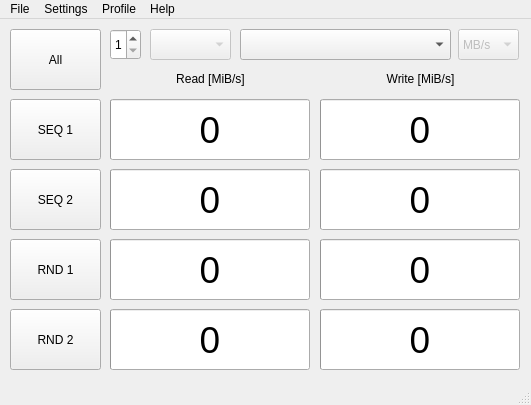
Qt form src/mainwindow.ui (JonMagon/KDiskMark) before a commit.
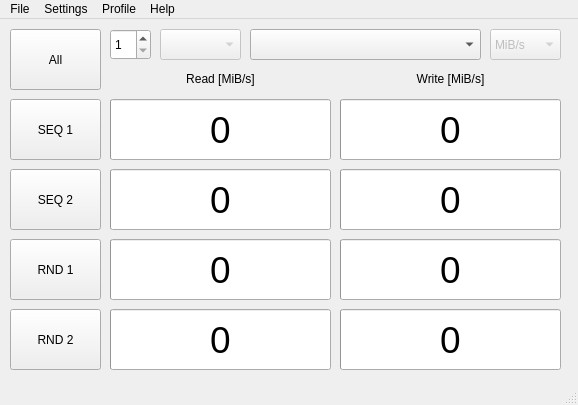
The same form after that commit.

What changed in the file:
```diff
--- a/src/mainwindow.ui
+++ b/src/mainwindow.ui
@@ -6,7 +6,7 @@
    <rect>
     <x>0</x>
     <y>0</y>
-    <width>531</width>
+    <width>578</width>
     <height>405</height>
    </rect>
   </property>
@@ -38,7 +38,7 @@
      <rect>
       <x>110</x>
       <y>10</y>
-      <width>31</width>
+      <width>41</width>
       <height>31</height>
      </rect>
     </property>
@@ -61,7 +61,7 @@
     </property>
     <property name="geometry">
      <rect>
-      <x>150</x>
+      <x>160</x>
       <y>10</y>
       <width>81</width>
       <height>31</height>
@@ -74,9 +74,9 @@
     </property>
     <property name="geometry">
      <rect>
-      <x>240</x>
+      <x>250</x>
       <y>10</y>
-      <width>211</width>
+      <width>231</width>
       <height>31</height>
      </rect>
     </property>
@@ -89,7 +89,7 @@
      <rect>
       <x>110</x>
       <y>80</y>
-      <width>200</width>
+      <width>221</width>
       <height>61</height>
      </rect>
     </property>
@@ -113,7 +113,7 @@
      <rect>
       <x>110</x>
       <y>50</y>
-      <width>201</width>
+      <width>221</width>
       <height>20</height>
      </rect>
     </property>
@@ -137,9 +137,9 @@
    <widget class="QProgressBar" name="writeBar_SEQ_1">
     <property name="geometry">
      <rect>
-      <x>320</x>
+      <x>340</x>
       <y>80</y>
-      <width>200</width>
+      <width>221</width>
       <height>61</height>
      </rect>
     </property>
@@ -161,9 +161,9 @@
    <widget class="QLabel" name="label_2">
     <property name="geometry">
      <rect>
-      <x>320</x>
+      <x>340</x>
       <y>50</y>
-      <width>201</width>
+      <width>221</width>
       <height>20</height>
      </rect>
     </property>
@@ -177,15 +177,15 @@
     </property>
     <property name="geometry">
      <rect>
-      <x>458</x>
+      <x>490</x>
       <y>10</y>
-      <width>61</width>
+      <width>71</width>
       <height>31</height>
      </rect>
     </property>
     <item>
      <property name="text">
-      <string>MB/s</string>
+      <string>MiB/s</string>
      </property>
     </item>
     <item>
@@ -209,7 +209,7 @@
      <rect>
       <x>110</x>
       <y>150</y>
-      <width>200</width>
+      <width>221</width>
       <height>61</height>
      </rect>
     </property>
@@ -231,9 +231,9 @@
    <widget class="QProgressBar" name="writeBar_SEQ_2">
     <property name="geometry">
      <rect>
-      <x>320</x>
+      <x>340</x>
       <y>150</y>
-      <width>200</width>
+      <width>221</width>
       <height>61</height>
      </rect>
     </property>
@@ -268,9 +268,9 @@
    <widget class="QProgressBar" name="writeBar_RND_1">
     <property name="geometry">
      <rect>
-      <x>320</x>
+      <x>340</x>
       <y>220</y>
-      <width>200</width>
+      <width>221</width>
       <height>61</height>
      </rect>
     </property>
@@ -294,7 +294,7 @@
      <rect>
       <x>110</x>
       <y>220</y>
-      <width>200</width>
+      <width>221</width>
       <height>61</height>
      </rect>
     </property>
@@ -331,7 +331,7 @@
      <rect>
       <x>110</x>
       <y>290</y>
-      <width>200</width>
+      <width>221</width>
       <height>61</height>
      </rect>
     </property>
@@ -366,9 +366,9 @@
    <widget class="QProgressBar" name="writeBar_RND_2">
     <property name="geometry">
      <rect>
-      <x>320</x>
+      <x>340</x>
       <y>290</y>
-      <width>200</width>
+      <width>221</width>
       <height>61</height>
      </rect>
     </property>
@@ -393,7 +393,7 @@
     <rect>
      <x>0</x>
      <y>0</y>
-     <width>531</width>
+     <width>578</width>
      <height>23</height>
     </rect>
    </property>
```
Left out of the diff: 2 changed lines with no effect on the pictures.
